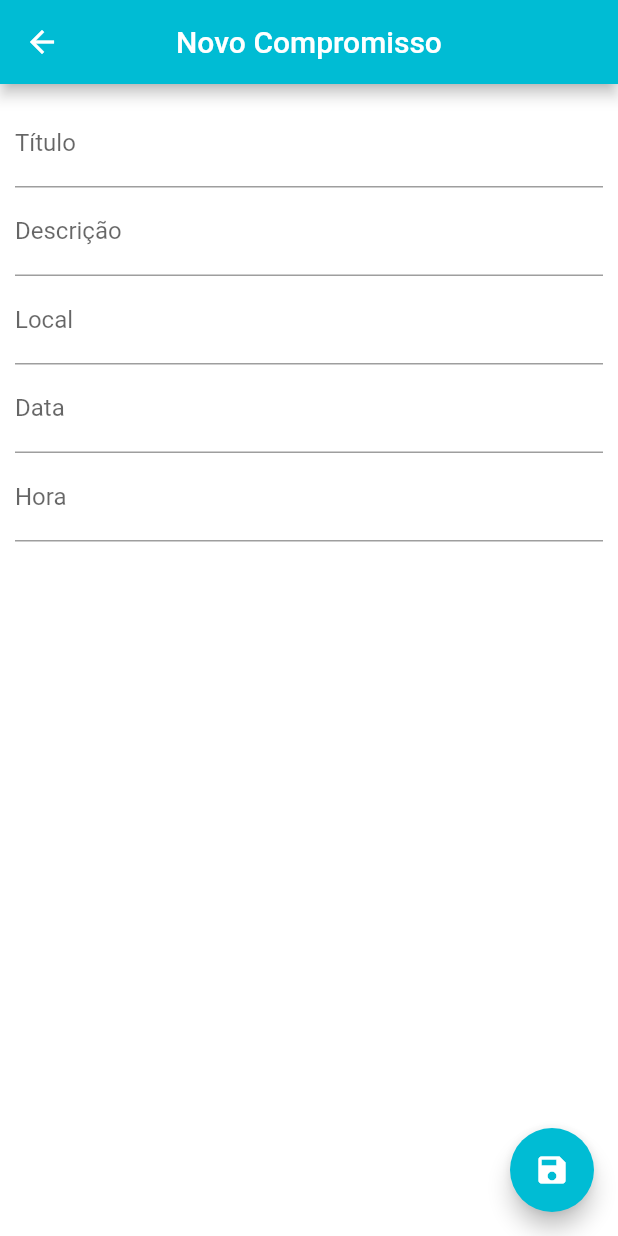
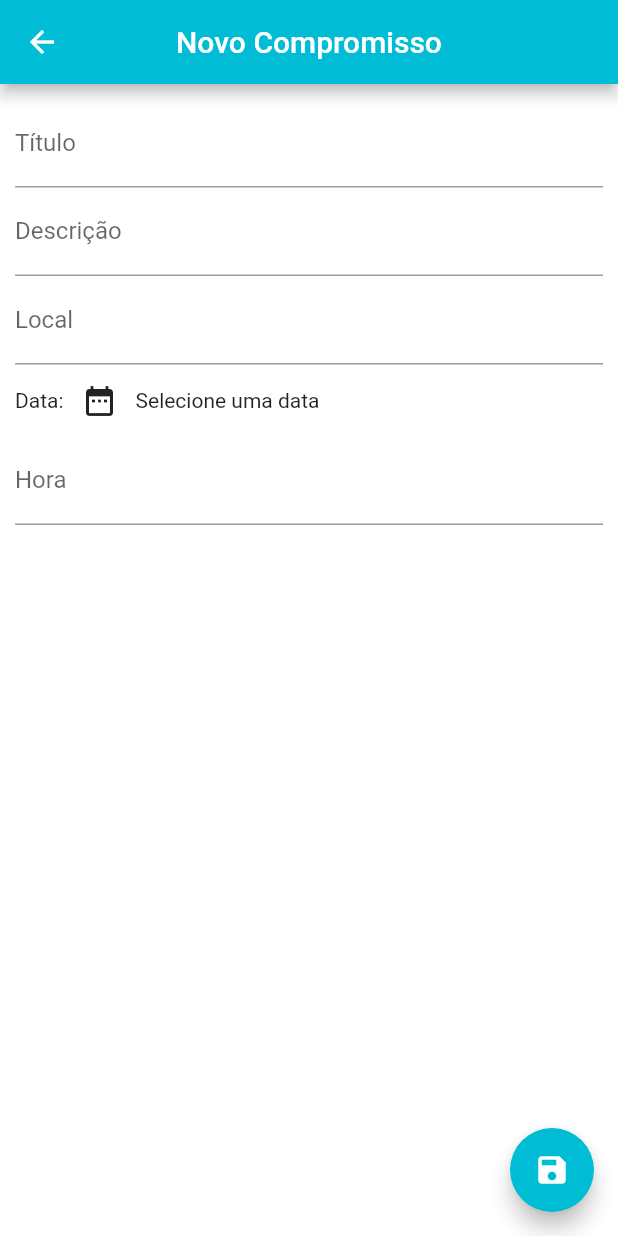
Before and after one commit to gustavobborges/secrtary_app, a Flutter app: the AppointmentPage screen opened directly, on a phone screen of 412 x 824 dp. Run offline on Flutter 3.47's test engine with Material 2 defaults, Android fonts, the phone set to English and light mode, and no system bars; our stand-ins replace sqflite; accounts and stored records are empty.

Commit message:
data com datapicker

```diff
--- a/lib/appointment_page.dart
+++ b/lib/appointment_page.dart
@@ -1,5 +1,8 @@
 import 'package:flutter/material.dart';
 import 'package:secretary/utils/appointment.dart';
+import 'package:flutter_localizations/flutter_localizations.dart';
+import 'package:intl/intl.dart';
+import 'package:intl/date_symbol_data_local.dart';
 
 class AppointmentPage extends StatefulWidget {
   final Appointment appointment;
@@ -18,6 +21,8 @@ class _AppointmentPageState extends State<AppointmentPage> {
   TextEditingController _timeController = TextEditingController();
   bool _edited = false;
   final _nameFocus = FocusNode();
+  String date = "";
+  String dateText = "";
 
   @override
   void initState() {
@@ -36,6 +41,7 @@ class _AppointmentPageState extends State<AppointmentPage> {
 
   @override
   Widget build(BuildContext context) {
+    initializeDateFormatting();
     return WillPopScope(
       onWillPop: _requestPop,
       child: Scaffold(
@@ -101,16 +107,42 @@ class _AppointmentPageState extends State<AppointmentPage> {
                   });
                 },
               ),
-              TextField(
-                keyboardType: TextInputType.datetime,
-                controller: _dateController,
-                decoration: InputDecoration(labelText: "Data"),
-                onChanged: (text) {
-                  _edited = true;
-                  setState(() {
-                    _editedAppointment.date = text;
-                  });
-                },
+              Row(
+                children: [
+                  Text("Data:"),
+                  IconButton(
+                    icon: Icon(Icons.date_range),
+                    onPressed: () async {
+                      final getDate = await showDatePicker(
+                        context: context,
+                        initialDate: DateTime.now(),
+                        firstDate: DateTime(2021),
+                        lastDate: DateTime(2022),
+                        locale: Localizations.localeOf(context),
+                      );
+                      // dateText = DateFormat(DateFormat.YEAR_MONTH_DAY, 'pt_Br')
+                      //     .format(getDate)
+                      //     .toString();
+                      date =
+                          DateFormat('dd/MM/yyyy').format(getDate).toString();
+                      print(date);
+                      _editedAppointment.date = date;
+                    },
+                  ),
+                  // Text(date != null ? date : "Selecione a data.."),
+                  // Text(!_editedAppointment.date.isEmpty
+
+                  //     ? DateFormat(DateFormat.YEAR_MONTH_DAY, 'pt_Br')
+                  //         .format(DateTime.parse(_editedAppointment.date))
+                  //         .toString()
+                  //     : dateText),
+                  if (widget.appointment != null)
+                    Text(_editedAppointment.date)
+                  else if (_editedAppointment.date != null)
+                    Text(date)
+                  else
+                    Text("Selecione uma data"),
+                ],
               ),
               TextField(
                 keyboardType: TextInputType.datetime,
--- a/pubspec.yaml
+++ b/pubspec.yaml
@@ -23,6 +23,8 @@ environment:
 dependencies:
   flutter:
     sdk: flutter
+  flutter_localizations:
+    sdk: flutter
 
 
   # The following adds the Cupertino Icons font to your application.
@@ -34,6 +36,7 @@ dependencies:
 dev_dependencies:
   flutter_test:
     sdk: flutter
+  intl: ^0.17.0
 
 # For information on the generic Dart part of this file, see the
 # following page: https://dart.dev/tools/pub/pubspec
```
Also changed, not shown: pubspec.lock.
